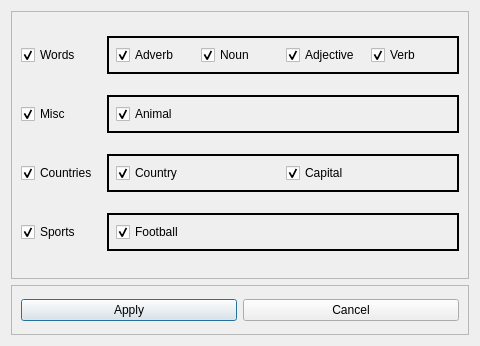
Above: settings.ui from H3SHAM03/CodeAlpha_Hangman_Game before the change. Below: the same form after it.
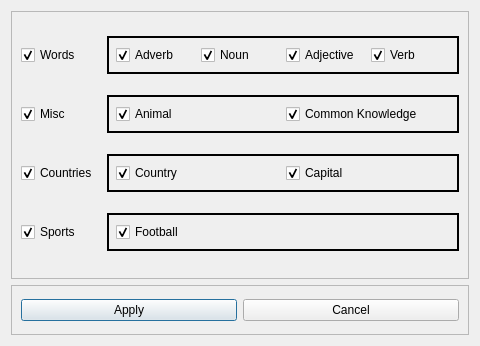
That is the form after the change.

The edit to the form file:
```diff
--- a/settings.ui
+++ b/settings.ui
@@ -222,6 +222,16 @@
            </property>
           </widget>
          </item>
+         <item>
+          <widget class="QCheckBox" name="common">
+           <property name="text">
+            <string>Common Knowledge</string>
+           </property>
+           <property name="checked">
+            <bool>true</bool>
+           </property>
+          </widget>
+         </item>
         </layout>
        </widget>
       </item>
```
